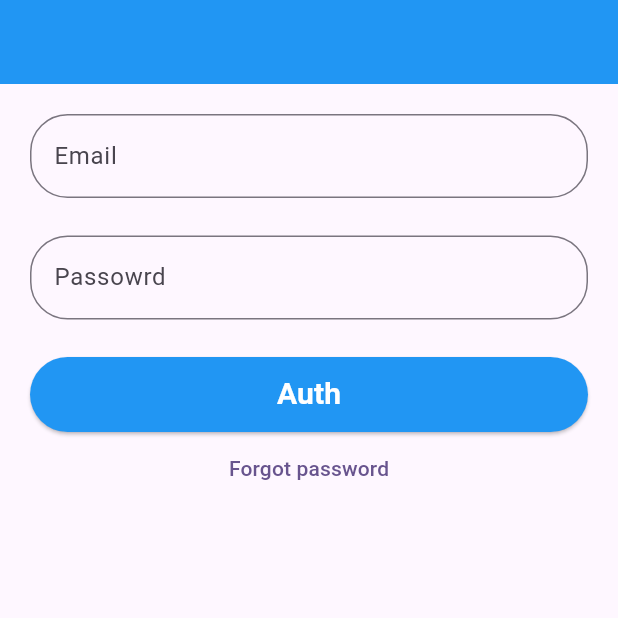
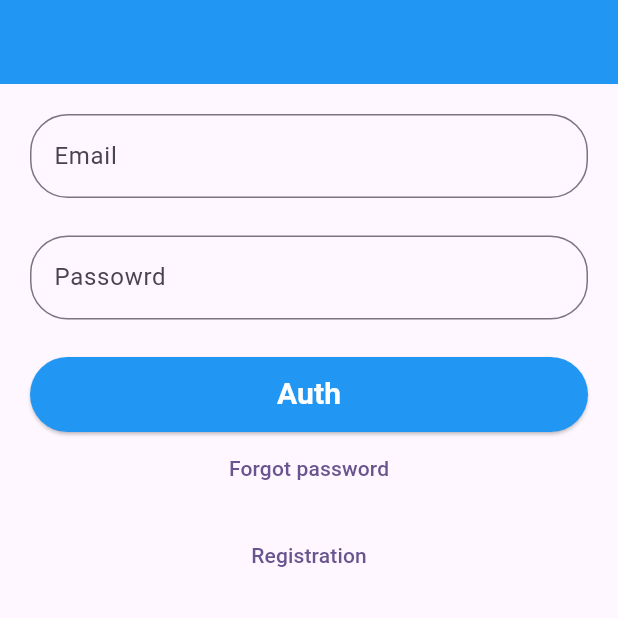
Before and after one commit to MironAlikc/lesson_36_firebase_auth_aap, a Flutter app: the screen it shows after launch, on a phone screen of 412 x 824 dp, the top half of it. Run offline on Flutter 3.47's test engine with Material 3 defaults, Android fonts, the phone set to English and light mode, and no system bars; our stand-ins replace firebase_auth, firebase_core; accounts and stored records are empty.

Commit message:
Registr Screen

```diff
--- a/lib/main.dart
+++ b/lib/main.dart
@@ -1,7 +1,7 @@
 import 'package:firebase_core/firebase_core.dart';
 import 'package:flutter/material.dart';
 import 'package:lesson_36_firebase_auth/firebase_options.dart';
-import 'package:lesson_36_firebase_auth/screens/home_page.dart';
+import 'package:lesson_36_firebase_auth/screens/auth_screen.dart';
 
 void main() async {
   runApp(const MyApp());
@@ -23,7 +23,7 @@ class MyApp extends StatelessWidget {
         ),
         useMaterial3: true,
       ),
-      home: const HomePage(),
+      home: const AuthScreen(),
     );
   }
 }
--- /dev/null
+++ b/lib/screens/auth_screen.dart
@@ -0,0 +1,110 @@
+import 'package:flutter/material.dart';
+import 'package:lesson_36_firebase_auth/firebase_services.dart';
+import 'package:lesson_36_firebase_auth/screens/home_screen.dart';
+import 'package:lesson_36_firebase_auth/screens/registr_screen.dart';
+import 'package:lesson_36_firebase_auth/screens/reset_password_page.dart';
+
+class AuthScreen extends StatelessWidget {
+  const AuthScreen({super.key});
+
+  @override
+  Widget build(BuildContext context) {
+    final controllerEmail = TextEditingController();
+    final controllerPassword = TextEditingController();
+    //final auth = FirebaseServices(); // экземпляр класса
+    return Scaffold(
+      appBar: AppBar(
+        backgroundColor: Colors.blue,
+      ),
+      body: Padding(
+        padding: const EdgeInsets.all(20.0),
+        child: Column(
+          children: [
+            TextField(
+              controller: controllerEmail,
+              decoration: InputDecoration(
+                hintText: 'Email',
+                border: OutlineInputBorder(
+                  borderRadius: BorderRadius.circular(25),
+                ),
+              ),
+            ),
+            const SizedBox(height: 25),
+            TextField(
+              controller: controllerPassword,
+              decoration: InputDecoration(
+                hintText: 'Passowrd',
+                border: OutlineInputBorder(
+                  borderRadius: BorderRadius.circular(25),
+                ),
+              ),
+            ),
+            const SizedBox(height: 25),
+            SizedBox(
+              width: double.infinity,
+              height: 50,
+              child: ElevatedButton(
+                style: ElevatedButton.styleFrom(
+                  backgroundColor: Colors.blue,
+                ),
+                onPressed: () async {
+                  bool isAuthorized = await FirebaseServices().authByEmail(
+                    email: controllerEmail.text,
+                    password: controllerPassword.text,
+                  );
+                  if (isAuthorized) {
+                    // ignore: use_build_context_synchronously
+                    Navigator.push(
+                      context,
+                      MaterialPageRoute(
+                        builder: (context) => const HomeScreen(),
+                      ),
+                    );
+                  } else {
+                    // ignore: use_build_context_synchronously
+                    ScaffoldMessenger.of(context).showSnackBar(
+                      const SnackBar(
+                        content: Text('Error'),
+                      ),
+                    );
+                  }
+                },
+                child: const Text(
+                  'Auth',
+                  style: TextStyle(
+                    color: Colors.white,
+                    fontSize: 20,
+                    fontWeight: FontWeight.bold,
+                  ),
+                ),
+              ),
+            ),
+            TextButton(
+              onPressed: () {
+                Navigator.push(
+                  context,
+                  MaterialPageRoute(
+                    builder: (context) => const ResetPasswordPage(),
+                  ),
+                );
+              },
+              child: const Text('Forgot password'),
+            ),
+            const SizedBox(height: 10),
+            TextButton(
+              onPressed: () {
+                Navigator.push(
+                  context,
+                  MaterialPageRoute(
+                    builder: (context) => RegistrScreen(),
+                  ),
+                );
+              },
+              child: const Text('Registration'),
+            ),
+          ],
+        ),
+      ),
+    );
+  }
+}
--- a/lib/screens/home_page.dart
+++ b/lib/screens/registr_screen.dart
@@ -1,19 +1,17 @@
 import 'package:flutter/material.dart';
 import 'package:lesson_36_firebase_auth/firebase_services.dart';
 import 'package:lesson_36_firebase_auth/screens/home_screen.dart';
-import 'package:lesson_36_firebase_auth/screens/reset_password_page.dart';
 
-class HomePage extends StatelessWidget {
-  const HomePage({super.key});
+class RegistrScreen extends StatelessWidget {
+  const RegistrScreen({super.key});
 
   @override
   Widget build(BuildContext context) {
     final controllerEmail = TextEditingController();
     final controllerPassword = TextEditingController();
-    //final auth = FirebaseServices(); // экземпляр класса
     return Scaffold(
       appBar: AppBar(
-        backgroundColor: Colors.blue,
+        backgroundColor: Colors.green,
       ),
       body: Padding(
         padding: const EdgeInsets.all(20.0),
@@ -44,10 +42,10 @@ class HomePage extends StatelessWidget {
               height: 50,
               child: ElevatedButton(
                 style: ElevatedButton.styleFrom(
-                  backgroundColor: Colors.blue,
+                  backgroundColor: Colors.green,
                 ),
                 onPressed: () async {
-                  bool isAuthorized = await FirebaseServices().authByEmail(
+                  bool isAuthorized = await FirebaseServices().registartion(
                     email: controllerEmail.text,
                     password: controllerPassword.text,
                   );
@@ -69,7 +67,7 @@ class HomePage extends StatelessWidget {
                   }
                 },
                 child: const Text(
-                  'Auth',
+                  'Registr',
                   style: TextStyle(
                     color: Colors.white,
                     fontSize: 20,
@@ -78,17 +76,6 @@ class HomePage extends StatelessWidget {
                 ),
               ),
             ),
-            TextButton(
-              onPressed: () {
-                Navigator.push(
-                  context,
-                  MaterialPageRoute(
-                    builder: (context) => const ResetPasswordPage(),
-                  ),
-                );
-              },
-              child: const Text('Forgot password'),
-            ),
           ],
         ),
       ),
```
Also changed, not shown: lib/firebase_services.dart (+19 -0 lines).
